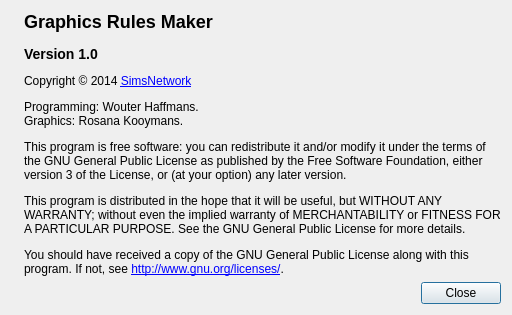
First picture: the form in src/graphicsrulesmakerui/aboutdialog.ui, repository haffmans/graphics-rules-maker, before the edit.
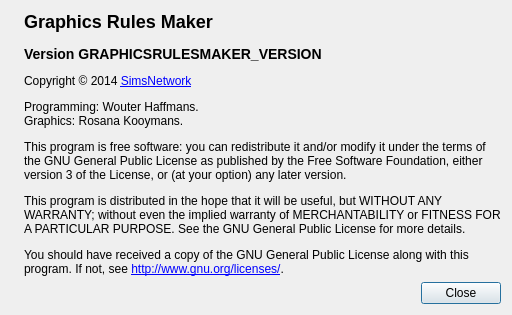
Second picture: the form after the edit. Icons and pictures are not drawn.

Commit message:
Use build system version in about dialog
Saves the maintenance hassle there

What changed in the file:
```diff
--- a/src/graphicsrulesmakerui/aboutdialog.ui
+++ b/src/graphicsrulesmakerui/aboutdialog.ui
@@ -35,7 +35,7 @@
      <property name="text">
       <string>&lt;html&gt;&lt;head/&gt;&lt;body&gt;
 &lt;h2&gt;Graphics Rules Maker&lt;/h2&gt;
-&lt;h3&gt;Version 1.0&lt;/h3&gt;
+&lt;h3&gt;Version GRAPHICSRULESMAKER_VERSION&lt;/h3&gt;
 
 &lt;p&gt;Copyright © 2014 &lt;a href=&quot;http://www.simsnetwork.com&quot;&gt;SimsNetwork&lt;/a&gt;&lt;/p&gt;
 
```
The commit also changes 1 other file.
